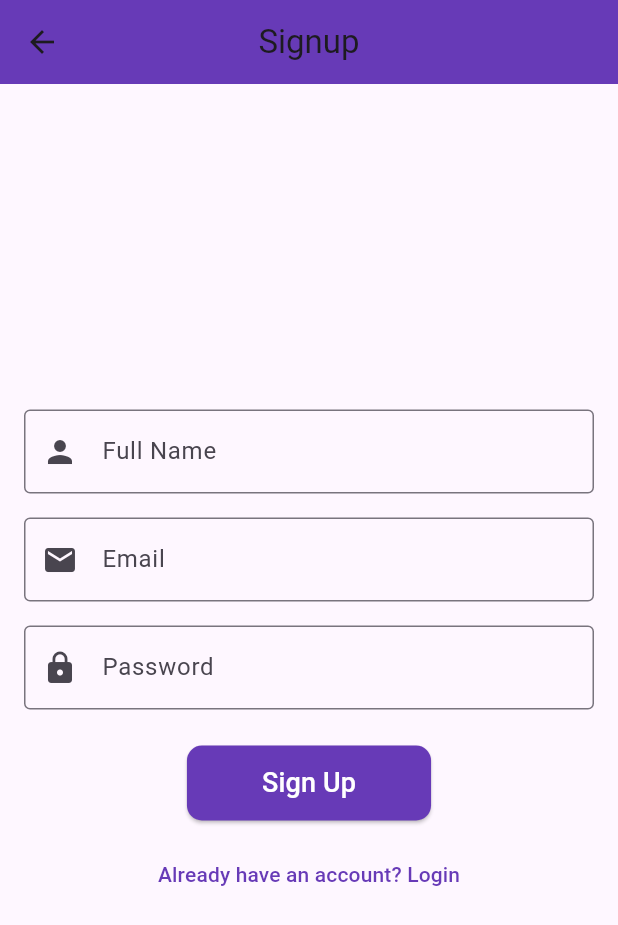
After one commit to murkar321/callme, a Flutter app: the SignupPage screen opened by its route, on a phone screen of 412 x 824 dp. The commit adds this screen. Shown: the top 925 px of the screen. Run offline on Flutter 3.47's test engine with Material 3 defaults, Android fonts, the phone set to English and light mode, and no system bars; statements that could not run were skipped.

Commit message:
save changes

```diff
--- /dev/null
+++ b/lib/screens/signup_page.dart
@@ -0,0 +1,102 @@
+import 'package:flutter/material.dart';
+
+class SignupPage extends StatefulWidget {
+  const SignupPage({super.key});
+
+  @override
+  State<SignupPage> createState() => _SignupPageState();
+}
+
+class _SignupPageState extends State<SignupPage> {
+  final _formKey = GlobalKey<FormState>();
+  final TextEditingController _nameController = TextEditingController();
+  final TextEditingController _emailController = TextEditingController();
+  final TextEditingController _passwordController = TextEditingController();
+
+  void _signup() {
+    if (_formKey.currentState!.validate()) {
+      Navigator.pushReplacementNamed(context, '/home');
+    }
+  }
+
+  @override
+  Widget build(BuildContext context) {
+    return Scaffold(
+      appBar: AppBar(
+        title: const Text('Signup'),
+        backgroundColor: Colors.deepPurple,
+        centerTitle: true,
+      ),
+      body: Padding(
+        padding: const EdgeInsets.all(16.0),
+        child: Form(
+          key: _formKey,
+          child: Column(
+            mainAxisAlignment: MainAxisAlignment.center,
+            children: [
+              TextFormField(
+                controller: _nameController,
+                decoration: const InputDecoration(
+                  labelText: 'Full Name',
+                  prefixIcon: Icon(Icons.person),
+                  border: OutlineInputBorder(),
+                ),
+                validator: (value) =>
+                    value!.isEmpty ? 'Please enter your name' : null,
+              ),
+              const SizedBox(height: 16),
+              TextFormField(
+                controller: _emailController,
+                decoration: const InputDecoration(
+                  labelText: 'Email',
+                  prefixIcon: Icon(Icons.email),
+                  border: OutlineInputBorder(),
+                ),
+                validator: (value) =>
+                    value!.isEmpty ? 'Please enter your email' : null,
+              ),
+              const SizedBox(height: 16),
+              TextFormField(
+                controller: _passwordController,
+                obscureText: true,
+                decoration: const InputDecoration(
+                  labelText: 'Password',
+                  prefixIcon: Icon(Icons.lock),
+                  border: OutlineInputBorder(),
+                ),
+                validator: (value) =>
+                    value!.length < 6 ? 'Password must be 6+ chars' : null,
+              ),
+              const SizedBox(height: 24),
+              ElevatedButton(
+                onPressed: _signup,
+                style: ElevatedButton.styleFrom(
+                  backgroundColor: Colors.deepPurple,
+                  padding:
+                      const EdgeInsets.symmetric(horizontal: 50, vertical: 12),
+                  shape: RoundedRectangleBorder(
+                    borderRadius: BorderRadius.circular(10),
+                  ),
+                ),
+                child: const Text(
+                  'Sign Up',
+                  style: TextStyle(fontSize: 18, color: Colors.white),
+                ),
+              ),
+              const SizedBox(height: 12),
+              TextButton(
+                onPressed: () {
+                  Navigator.pushNamed(context, '/login');
+                },
+                child: const Text(
+                  'Already have an account? Login',
+                  style: TextStyle(color: Colors.deepPurple),
+                ),
+              ),
+            ],
+          ),
+        ),
+      ),
+    );
+  }
+}
```
Also changed, not shown: lib/main.dart (+13 -1 lines), lib/screens/login_screen.dart (+22 -9 lines), lib/screens/logo_page.dart (+70 -84 lines), lib/screens/home_page.dart (line endings or trailing spaces).
